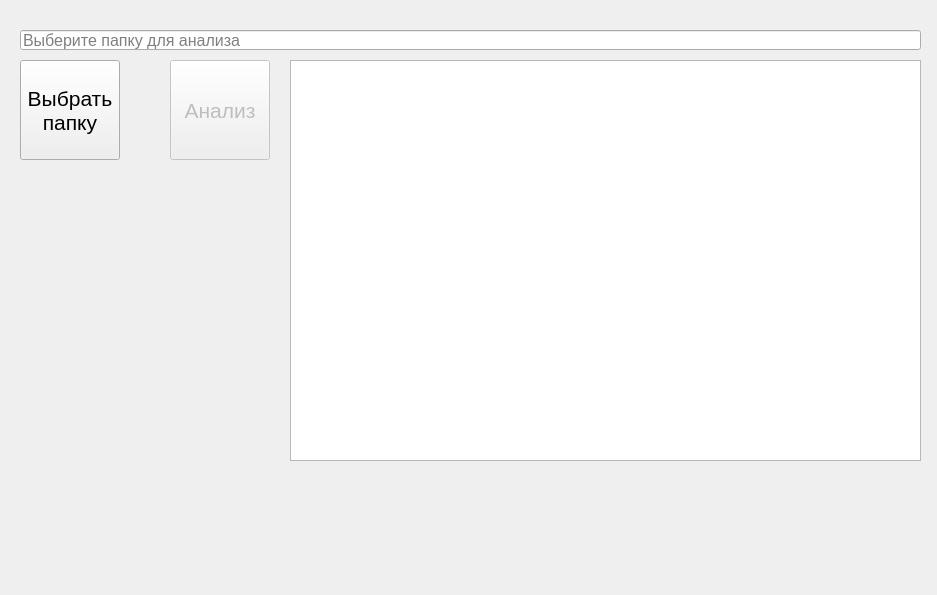
xoreutns/Etalonizer, file user_interface.ui: the form before one commit.
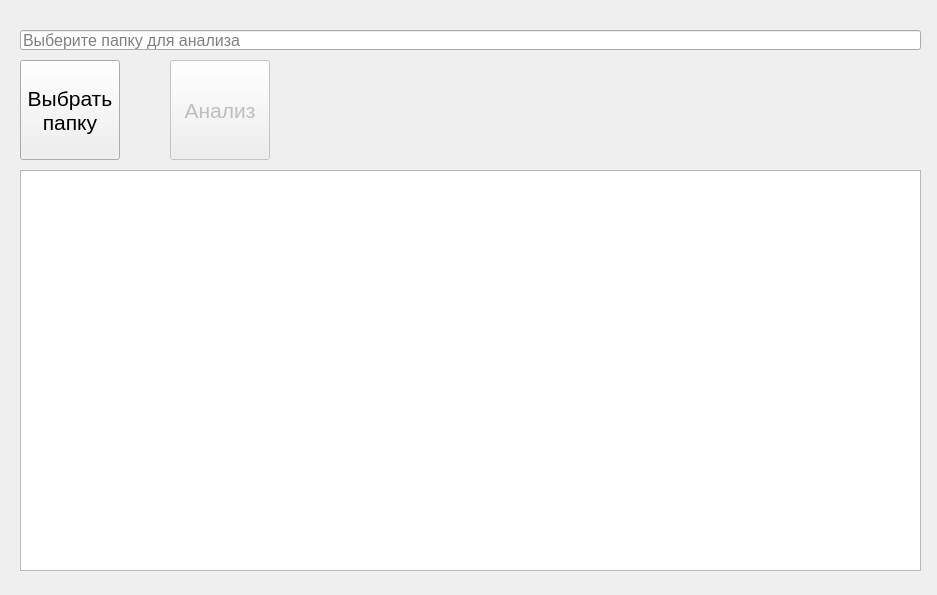
The form after the commit.

Patch:
```diff
--- a/user_interface.ui
+++ b/user_interface.ui
@@ -97,9 +97,9 @@
    <widget class="QTextBrowser" name="tb_information">
     <property name="geometry">
      <rect>
-      <x>290</x>
-      <y>60</y>
-      <width>631</width>
+      <x>20</x>
+      <y>170</y>
+      <width>901</width>
       <height>401</height>
      </rect>
     </property>
```
